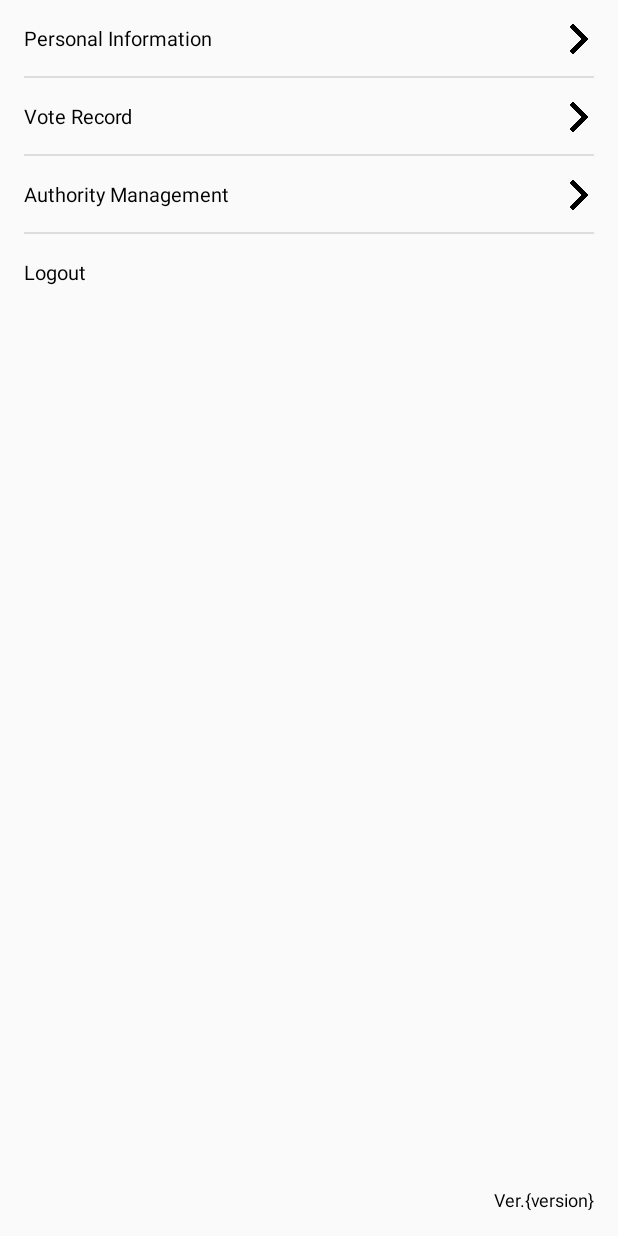
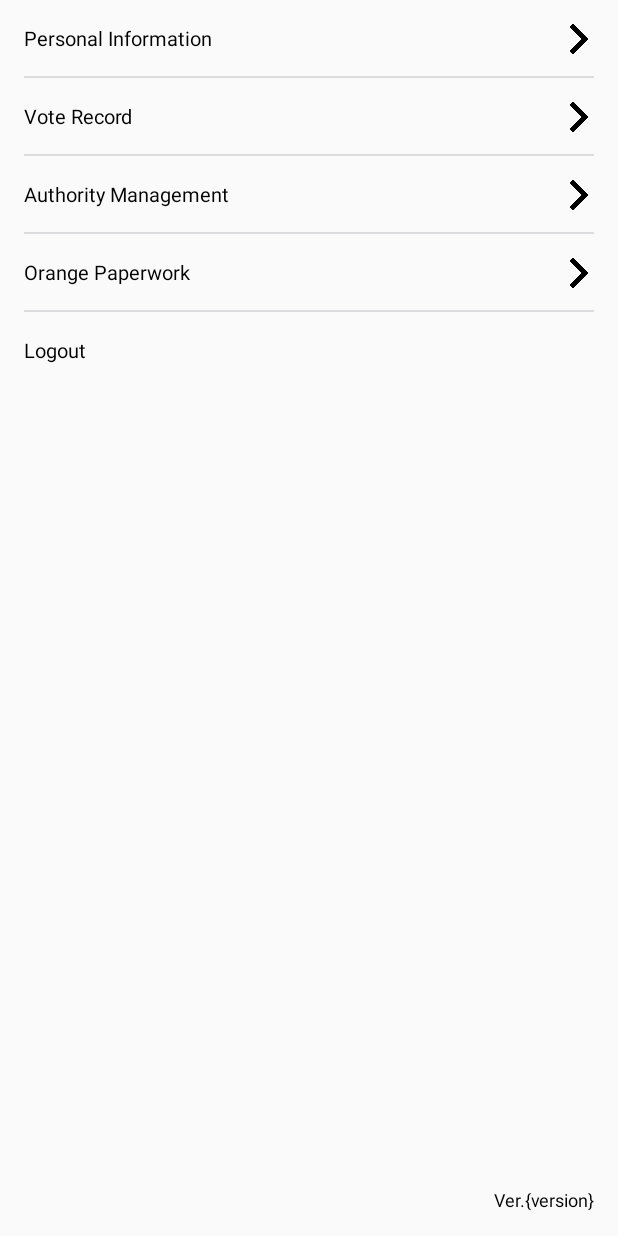
Before and after one commit to birdwind/OrangeVote_Android, an Android app: the layout fragment_account.xml on its own in the app's theme, with its tools: preview values and no code run, on a phone screen of 412 x 824 dp. Run offline under Robolectric (Android 15) with nearby library versions, the phone set to English and light mode, and no system bars; network calls fail.

Commit message:
投票詳情temp

```diff
--- a/orangeVote/app/src/main/java/com/orange/orangetvote/customerView/AutoBreakViewGroup.java
+++ b/orangeVote/app/src/main/java/com/orange/orangetvote/customerView/AutoBreakViewGroup.java
@@ -10,12 +10,12 @@ public class AutoBreakViewGroup extends ViewGroup {
     /**
      * 兩個子控件的水平間距
      */
-    protected float horizontalSpace = 10;
+    protected float horizontalSpace = 0;
 
     /**
      * 兩個子控件的垂直間距
      */
-    protected float vertivalSpace = 10;
+    protected float vertivalSpace = 0;
 
     public AutoBreakViewGroup(Context context) {
         this(context, null, 0);
--- a/orangeVote/app/src/main/java/com/orange/orangetvote/view/activity/OrangeCredentialsActivity.java
+++ b/orangeVote/app/src/main/java/com/orange/orangetvote/view/activity/OrangeCredentialsActivity.java
@@ -1,5 +1,6 @@
 package com.orange.orangetvote.view.activity;
 
+import com.jaeger.library.StatusBarUtil;
 import com.orange.orangetvote.R;
 import com.orange.orangetvote.basic.base.AbstractPresenter;
 import com.orange.orangetvote.basic.view.AbstractActivity;
@@ -28,7 +29,7 @@ public class OrangeCredentialsActivity extends AbstractActivity {
 
     @Override
     public void initView() {
-
+        StatusBarUtil.setTransparent(this);
     }
 
     @Override
--- a/orangeVote/app/src/main/java/com/orange/orangetvote/view/fragment/AccountFragment.java
+++ b/orangeVote/app/src/main/java/com/orange/orangetvote/view/fragment/AccountFragment.java
@@ -4,6 +4,7 @@ import com.orange.orangetvote.R;
 import com.orange.orangetvote.basic.base.AbstractPresenter;
 import com.orange.orangetvote.basic.utils.SharedPreferencesUtils;
 import com.orange.orangetvote.basic.view.AbstractFragment;
+import com.orange.orangetvote.view.activity.OrangeCredentialsActivity;
 import com.orange.orangetvote.view.dialog.LogoutDialog;
 import com.orange.orangetvote.view.dialog.LogoutDialogListener;
 import android.os.Bundle;
@@ -33,6 +34,11 @@ public class AccountFragment extends AbstractFragment implements LogoutDialogLis
     @OnClick(R.id.tv_account_authority)
     void clickAuthority(){
         showToast("尚未開放");
+    }
+
+    @OnClick(R.id.tv_account_credential)
+    void clickCredential(){
+        startActivity(OrangeCredentialsActivity.class);
     }
 
     @OnClick(R.id.tv_account_logout)
--- a/orangeVote/app/src/main/res/layout/component_vote_option_selected_person_item.xml
+++ b/orangeVote/app/src/main/res/layout/component_vote_option_selected_person_item.xml
@@ -1,7 +1,8 @@
 <?xml version="1.0" encoding="utf-8"?>
 <LinearLayout xmlns:android="http://schemas.android.com/apk/res/android"
     android:layout_width="wrap_content"
-    android:layout_height="wrap_content">
+    android:layout_height="wrap_content"
+    android:padding="@dimen/padding_small">
 
     <TextView
         android:id="@+id/tv_vote_option_selected_person_name"
--- a/orangeVote/app/src/main/res/layout/fragment_account.xml
+++ b/orangeVote/app/src/main/res/layout/fragment_account.xml
@@ -108,6 +108,41 @@
 
     </RelativeLayout>
 
+    <RelativeLayout
+        android:id="@+id/rl_account_credential"
+        android:layout_width="match_parent"
+        android:layout_height="wrap_content"
+        android:layout_below="@id/rl_account_authority">
+
+        <TextView
+            android:id="@+id/tv_account_credential"
+            android:layout_width="match_parent"
+            android:layout_height="wrap_content"
+            android:text="@string/account_credential"
+            android:textColor="@color/colorBlack"
+            android:textSize="@dimen/textsize_default"
+            android:paddingTop="@dimen/padding_default"
+            android:paddingBottom="@dimen/padding_default"
+            android:paddingStart="@dimen/padding_default"
+            android:paddingEnd="@dimen/padding_default" />
+
+        <ImageView
+            android:layout_width="@dimen/theme_spinner_down_arrow_size"
+            android:layout_height="@dimen/theme_spinner_down_arrow_size"
+            android:layout_alignParentEnd="true"
+            android:layout_centerVertical="true"
+            android:layout_marginEnd="@dimen/margin_default"
+            android:src="@drawable/icon_right_arrow" />
+
+        <View
+            style="@style/UnderLine"
+            android:layout_below="@id/tv_account_credential"
+            android:layout_marginStart="@dimen/margin_default"
+            android:layout_marginEnd="@dimen/margin_default"
+            android:background="@color/colorThemeGrey" />
+
+    </RelativeLayout>
+
         <TextView
             android:id="@+id/tv_account_logout"
             android:layout_width="match_parent"
@@ -119,7 +154,7 @@
             android:paddingBottom="@dimen/padding_default"
             android:paddingStart="@dimen/padding_default"
             android:paddingEnd="@dimen/padding_default"
-            android:layout_below="@id/rl_account_authority"/>
+            android:layout_below="@id/rl_account_credential"/>
 
     <TextView
         android:id="@+id/tv_account_version"
--- a/orangeVote/app/src/main/res/values/strings.xml
+++ b/orangeVote/app/src/main/res/values/strings.xml
@@ -40,6 +40,7 @@
     <string name="account_personal">Personal Information</string>
     <string name="account_vote_record">Vote Record</string>
     <string name="account_authority">Authority Management</string>
+    <string name="account_credential">Orange Paperwork</string>
     <string name="account_logout">Logout</string>
     <string name="account_version">Ver.{version}</string>
 
```
Also changed, not shown: orangeVote/app/src/main/java/com/orange/orangetvote/view/adapter/EndVoteOptionAdapter.java (+17 -89 lines), orangeVote/app/src/main/java/com/orange/orangetvote/view/adapter/VoteAdapter.java (+12 -0 lines), orangeVote/app/src/main/java/com/orange/orangetvote/view/fragment/VoteDetailFragment.java (+18 -4 lines), orangeVote/app/src/main/res/drawable-mdpi/style_background_radius_grey.xml (added, +18 -0 lines), orangeVote/app/src/main/res/layout/component_vote_option_end_item.xml (+5 -2 lines), 1 other file.
